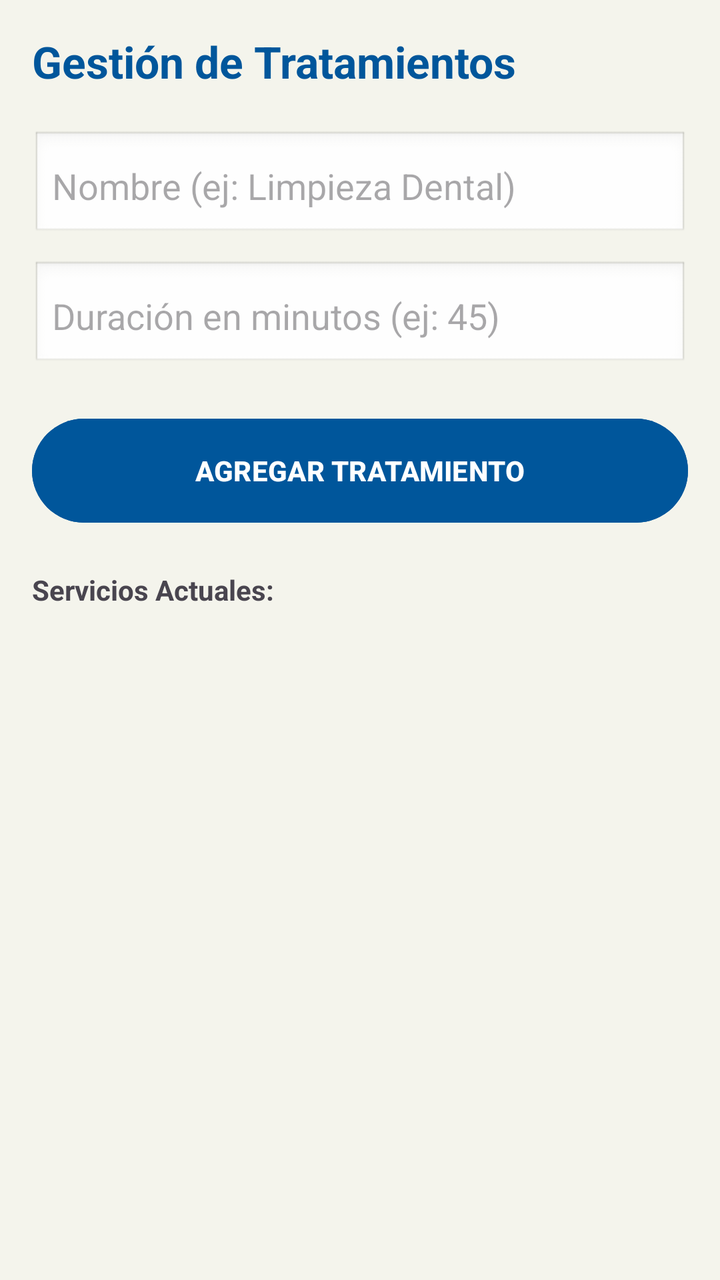
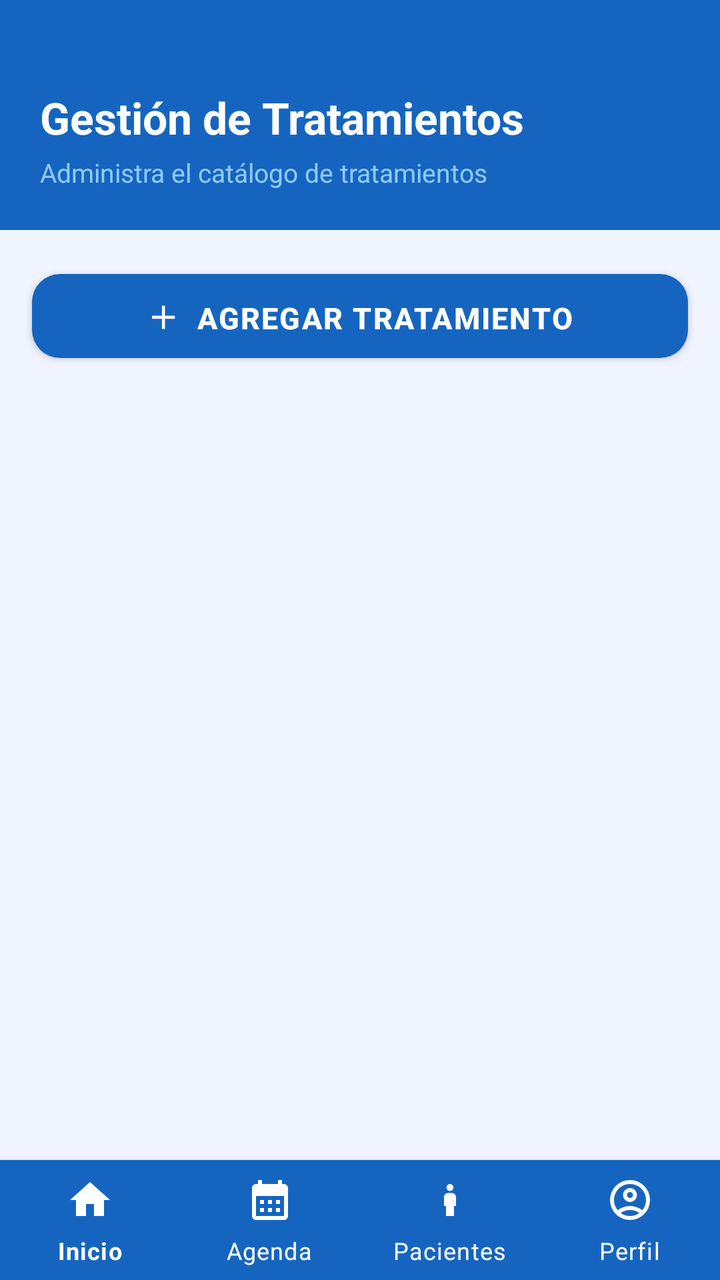

An Android layout rendered at two revisions. The XML below is the earlier revision; the diff shows what the commit changed to produce the second picture.
<!-- AndroidManifest.xml: application theme Theme.Odontoconnect -->
<!-- res/layout/activity_gestion_tratamientos.xml -->
<?xml version="1.0" encoding="utf-8"?>
<LinearLayout xmlns:android="http://schemas.android.com/apk/res/android"
    android:layout_width="match_parent"
    android:layout_height="match_parent"
    android:orientation="vertical"
    android:padding="16dp"
    android:background="#F4F4EC">

    <TextView
        android:layout_width="wrap_content"
        android:layout_height="wrap_content"
        android:text="Gestión de Tratamientos"
        android:textSize="22sp"
        android:textStyle="bold"
        android:textColor="#00569B"
        android:layout_marginBottom="20dp"/>

    <EditText
        android:id="@+id/etNombreTratamiento"
        android:layout_width="match_parent"
        android:layout_height="55dp"
        android:hint="Nombre (ej: Limpieza Dental)"
        android:background="@android:drawable/edit_text"
        android:padding="10dp"
        android:layout_marginBottom="10dp"/>

    <EditText
        android:id="@+id/etDuracionTratamiento"
        android:layout_width="match_parent"
        android:layout_height="55dp"
        android:hint="Duración en minutos (ej: 45)"
        android:inputType="number"
        android:background="@android:drawable/edit_text"
        android:padding="10dp"
        android:layout_marginBottom="20dp"/>

    <Button
        android:id="@+id/btnGuardarTratamiento"
        android:layout_width="match_parent"
        android:layout_height="60dp"
        android:text="AGREGAR TRATAMIENTO"
        android:backgroundTint="#00569B"
        android:textColor="#FFFFFF"
        android:textStyle="bold"/>

    <TextView
        android:layout_width="wrap_content"
        android:layout_height="wrap_content"
        android:text="Servicios Actuales:"
        android:layout_marginTop="20dp"
        android:textStyle="bold"/>

    <androidx.recyclerview.widget.RecyclerView
        android:id="@+id/rvTratamientos"
        android:layout_width="match_parent"
        android:layout_height="match_parent"
        android:layout_marginTop="10dp"/>

</LinearLayout>
<!-- resources referenced by this layout -->
<resources>
  <style name="Theme.Odontoconnect" parent="Base.Theme.Odontoconnect" />
  <style name="Base.Theme.Odontoconnect" parent="Theme.Material3.DayNight.NoActionBar">
          
          
      </style>
</resources>

<!-- the commit's change to res/layout/activity_gestion_tratamientos.xml (unified diff, before → after) -->
@@ -1,59 +1,95 @@
 <?xml version="1.0" encoding="utf-8"?>
-<LinearLayout xmlns:android="http://schemas.android.com/apk/res/android"
+<androidx.constraintlayout.widget.ConstraintLayout
+    xmlns:android="http://schemas.android.com/apk/res/android"
+    xmlns:app="http://schemas.android.com/apk/res-auto"
     android:layout_width="match_parent"
     android:layout_height="match_parent"
-    android:orientation="vertical"
-    android:padding="16dp"
-    android:background="#F4F4EC">
+    android:background="@color/fondo_app">
+
+    <LinearLayout
+        android:id="@+id/headerTrat"
+        android:layout_width="0dp"
+        android:layout_height="wrap_content"
+        android:background="@color/azul_primario"
+        android:orientation="vertical"
+        android:paddingTop="44dp"
+        android:paddingBottom="20dp"
+        android:paddingHorizontal="20dp"
+        app:layout_constraintTop_toTopOf="parent"
+        app:layout_constraintStart_toStartOf="parent"
+        app:layout_constraintEnd_toEndOf="parent">
+
+        <TextView
+            android:layout_width="wrap_content"
+            android:layout_height="wrap_content"
+            android:text="Gestión de Tratamientos"
+            android:textColor="@color/blanco"
+            android:textSize="22sp"
+            android:textStyle="bold"/>
+        <TextView
+            android:layout_width="wrap_content"
+            android:layout_height="wrap_content"
+            android:layout_marginTop="4dp"
+            android:text="Administra el catálogo de tratamientos"
+            android:textColor="#90CAF9"
+            android:textSize="13sp"/>
+    </LinearLayout>
+
+    <com.google.android.material.button.MaterialButton
+        android:id="@+id/btnAgregarTratamiento"
+        android:layout_width="0dp"
+        android:layout_height="54dp"
+        android:layout_marginHorizontal="16dp"
+        android:layout_marginTop="16dp"
+        android:text="＋  Agregar Tratamiento"
+        android:textSize="15sp"
+        app:backgroundTint="@color/azul_primario"
+        app:cornerRadius="14dp"
+        app:layout_constraintTop_toBottomOf="@id/headerTrat"
+        app:layout_constraintStart_toStartOf="parent"
+        app:layout_constraintEnd_toEndOf="parent"/>
 
     <TextView
-        android:layout_width="wrap_content"
+        android:id="@+id/tvSinTratamientos"
+        android:layout_width="match_parent"
         android:layout_height="wrap_content"
-        android:text="Gestión de Tratamientos"
-        android:textSize="22sp"
-        android:textStyle="bold"
-        android:textColor="#00569B"
-        android:layout_marginBottom="20dp"/>
+        android:text="No hay tratamientos registrados.\nToca el botón para agregar uno."
+        android:textColor="@color/texto_secundario"
+        android:textSize="15sp"
+        android:gravity="center"
+        android:padding="32dp"
+        android:visibility="gone"
+        app:layout_constraintTop_toBottomOf="@id/btnAgregarTratamiento"
+        app:layout_constraintStart_toStartOf="parent"
+        app:layout_constraintEnd_toEndOf="parent"/>
 
-    <EditText
-        android:id="@+id/etNombreTratamiento"
-        android:layout_width="match_parent"
-        android:layout_height="55dp"
-        android:hint="Nombre (ej: Limpieza Dental)"
-        android:background="@android:drawable/edit_text"
-        android:padding="10dp"
-        android:layout_marginBottom="10dp"/>
+    <ScrollView
+        android:layout_width="0dp"
+        android:layout_height="0dp"
+        android:padding="16dp"
+        app:layout_constraintTop_toBottomOf="@id/btnAgregarTratamiento"
+        app:layout_constraintBottom_toTopOf="@id/bottomNavigation"
+        app:layout_constraintStart_toStartOf="parent"
+        app:layout_constraintEnd_toEndOf="parent">
 
-    <EditText
-        android:id="@+id/etDuracionTratamiento"
-        android:layout_width="match_parent"
-        android:layout_height="55dp"
-        android:hint="Duración en minutos (ej: 45)"
-        android:inputType="number"
-        android:background="@android:drawable/edit_text"
-        android:padding="10dp"
-        android:layout_marginBottom="20dp"/>
+        <LinearLayout
+            android:id="@+id/contenedorTratamientos"
+            android:layout_width="match_parent"
+            android:layout_height="wrap_content"
+            android:orientation="vertical"/>
+    </ScrollView>
 
-    <Button
-        android:id="@+id/btnGuardarTratamiento"
-        android:layout_width="match_parent"
+    <com.google.android.material.bottomnavigation.BottomNavigationView
+        android:id="@+id/bottomNavigation"
+        android:layout_width="0dp"
         android:layout_height="60dp"
-        android:text="AGREGAR TRATAMIENTO"
-        android:backgroundTint="#00569B"
-        android:textColor="#FFFFFF"
-        android:textStyle="bold"/>
+        android:background="@color/azul_primario"
+        app:itemIconTint="@color/blanco"
+        app:itemTextColor="@color/blanco"
+        app:labelVisibilityMode="labeled"
+        app:layout_constraintBottom_toBottomOf="parent"
+        app:layout_constraintEnd_toEndOf="parent"
+        app:layout_constraintStart_toStartOf="parent"
+        app:menu="@menu/bottom_nav_menu"/>
 
-    <TextView
-        android:layout_width="wrap_content"
-        android:layout_height="wrap_content"
-        android:text="Servicios Actuales:"
-        android:layout_marginTop="20dp"
-        android:textStyle="bold"/>
-
-    <androidx.recyclerview.widget.RecyclerView
-        android:id="@+id/rvTratamientos"
-        android:layout_width="match_parent"
-        android:layout_height="match_parent"
-        android:layout_marginTop="10dp"/>
-
-</LinearLayout>
+</androidx.constraintlayout.widget.ConstraintLayout>
<!-- resource entries referenced after the edit -->
@@ -1,9 +1,37 @@
 <!-- resources referenced by this layout -->
 <resources>
-  <style name="Theme.Odontoconnect" parent="Base.Theme.Odontoconnect" />
-  <style name="Base.Theme.Odontoconnect" parent="Theme.Material3.DayNight.NoActionBar">
-          
-          
+  <color name="azul_primario">#1565C0</color>
+  <color name="blanco">#FFFFFF</color>
+  <color name="fondo_app">#F0F4FF</color>
+  <color name="texto_secundario">#5C7499</color>
+  <style name="Theme.Odontoconnect" parent="Theme.MaterialComponents.Light.NoActionBar">
+          <item name="colorPrimary">@color/azul_primario</item>
+          <item name="colorPrimaryVariant">@color/azul_oscuro</item>
+          <item name="colorOnPrimary">@color/blanco</item>
+          <item name="colorSecondary">@color/azul_acento</item>
+          <item name="colorOnSecondary">@color/blanco</item>
+          <item name="android:windowBackground">@color/fondo_app</item>
+          <item name="android:statusBarColor">@color/azul_oscuro</item>
+          <item name="materialButtonStyle">@style/BotonAzul</item>
+          <item name="materialCardViewStyle">@style/CardAzul</item>
       </style>
+  <color name="azul_oscuro">#0D47A1</color>
+  <color name="azul_acento">#2196F3</color>
+  <style name="BotonAzul" parent="Widget.MaterialComponents.Button">
+          <item name="backgroundTint">@color/azul_primario</item>
+          <item name="android:textColor">@color/blanco</item>
+          <item name="cornerRadius">14dp</item>
+          <item name="android:textStyle">bold</item>
+          <item name="android:letterSpacing">0.05</item>
+      </style>
+  <style name="CardAzul" parent="Widget.MaterialComponents.CardView">
+          <item name="cardCornerRadius">16dp</item>
+          <item name="cardElevation">4dp</item>
+          <item name="cardBackgroundColor">@color/fondo_card</item>
+          <item name="strokeColor">@color/gris_claro</item>
+          <item name="strokeWidth">1dp</item>
+      </style>
+  <color name="fondo_card">#FFFFFF</color>
+  <color name="gris_claro">#E8EDF5</color>
 </resources>
 
